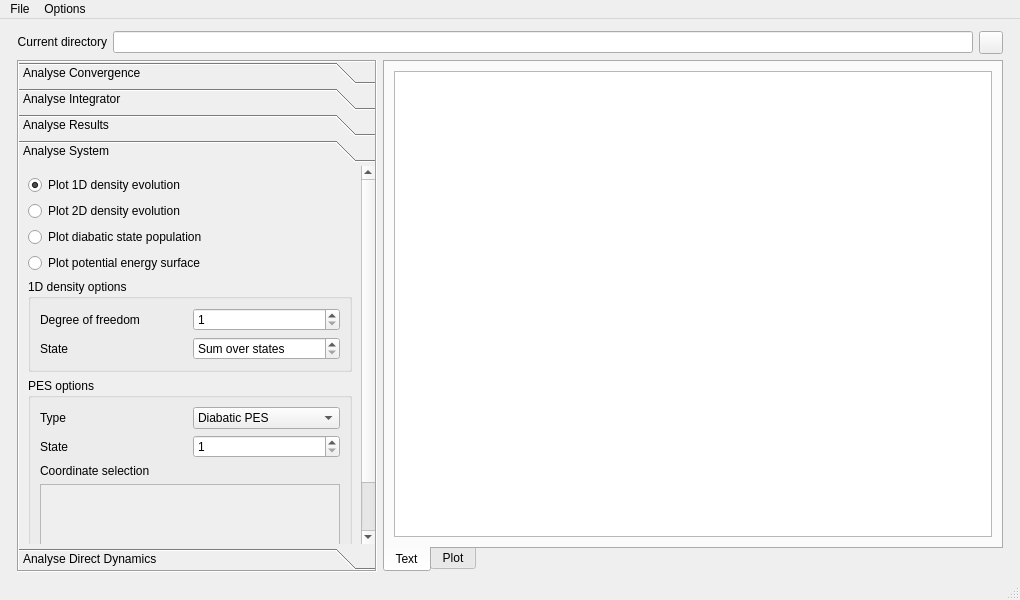
Before: the Qt Designer form source/analyse/gui_files/gui_analysis/ui_analysis.ui in wenzhaojia2000/msc-trajectory-analysis, drawn with Qt 5.
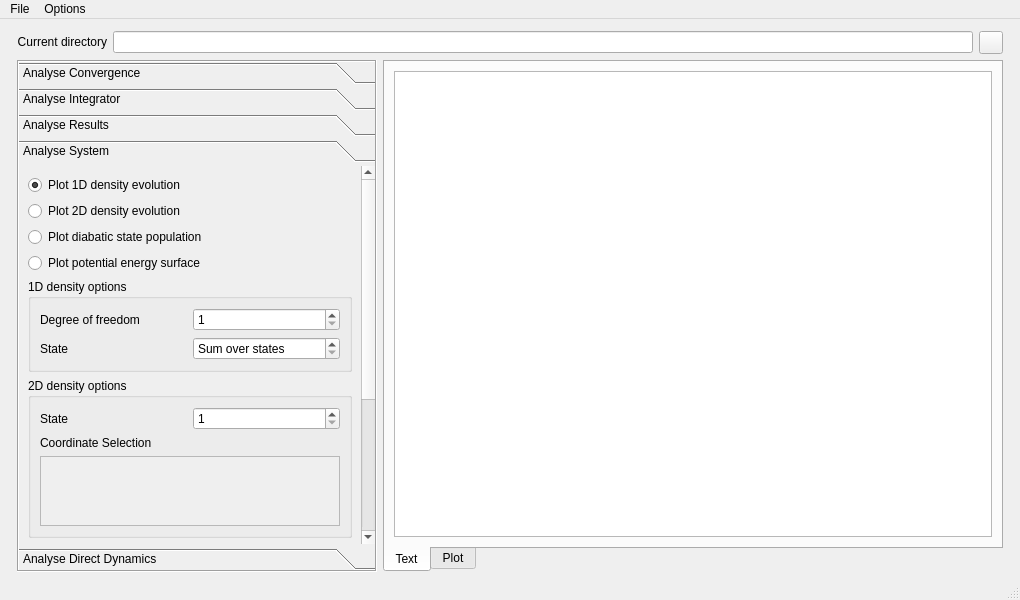
After: the same form once the commit is applied. The open tabs and pages were chosen to show the change. Custom widgets are drawn as their Qt base class.

Commit message:
Add animated contour plotting for showd2d
Fix rename issue with animated plots

```diff
--- a/source/analyse/gui_files/gui_analysis/ui_analysis.ui
+++ b/source/analyse/gui_files/gui_analysis/ui_analysis.ui
@@ -671,9 +671,9 @@
        <property name="geometry">
         <rect>
          <x>0</x>
-         <y>0</y>
-         <width>277</width>
-         <height>480</height>
+         <y>-183</y>
+         <width>335</width>
+         <height>666</height>
         </rect>
        </property>
        <attribute name="label">
@@ -777,6 +777,53 @@
           </layout>
          </widget>
         </item>
+        <item>
+         <widget class="QGroupBox" name="den2d_box">
+          <property name="title">
+           <string>2D density options</string>
+          </property>
+          <layout class="QGridLayout" name="gridLayout_5">
+           <item row="0" column="0">
+            <widget class="QLabel" name="den2d_state_label">
+             <property name="text">
+              <string>State</string>
+             </property>
+            </widget>
+           </item>
+           <item row="0" column="1">
+            <widget class="QSpinBox" name="den2d_state">
+             <property name="minimum">
+              <number>1</number>
+             </property>
+            </widget>
+           </item>
+           <item row="1" column="0">
+            <widget class="QLabel" name="den2d_coord_label">
+             <property name="text">
+              <string>Coordinate Selection</string>
+             </property>
+            </widget>
+           </item>
+           <item row="2" column="0" colspan="2">
+            <widget class="QScrollArea" name="den2d_coord_box">
+             <property name="widgetResizable">
+              <bool>true</bool>
+             </property>
+             <widget class="CoordinateSelector" name="den2d_coord">
+              <property name="geometry">
+               <rect>
+                <x>0</x>
+                <y>0</y>
+                <width>287</width>
+                <height>85</height>
+               </rect>
+              </property>
+             </widget>
+            </widget>
+           </item>
+          </layout>
+         </widget>
+        </item>
         <item>
          <widget class="QGroupBox" name="showpes_box">
           <property name="title">
@@ -838,8 +885,8 @@
                <rect>
                 <x>0</x>
                 <y>0</y>
-                <width>98</width>
-                <height>28</height>
+                <width>287</width>
+                <height>85</height>
                </rect>
               </property>
              </widget>
```
Left out of the diff: 250 changed lines with no effect on the pictures. The commit also changes 2 other files.
